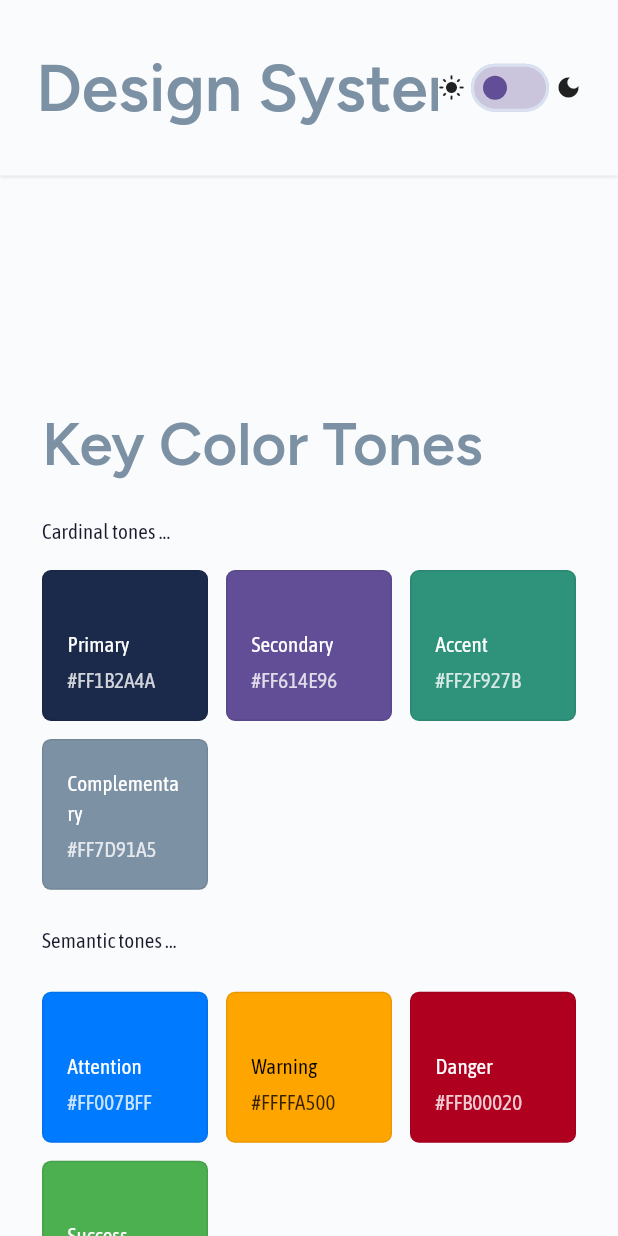
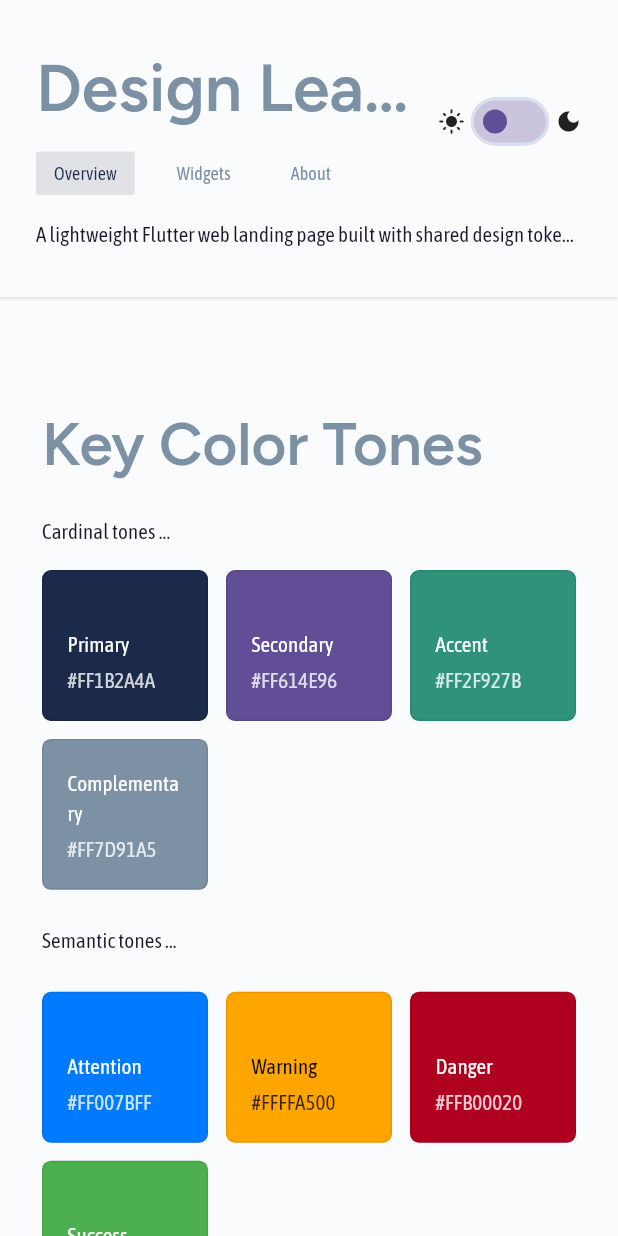
Before and after one commit to Design-Leaders-Finland/design-system, a Flutter app: the screen it shows after launch, on a phone screen of 412 x 824 dp. Run offline on Flutter 3.47's test engine with Material 3 defaults, Android fonts, the phone set to English and light mode, and no system bars; our stand-ins replace go_router, web.

Commit message:
Responsive header

```diff
--- a/onepage/lib/main.dart
+++ b/onepage/lib/main.dart
@@ -74,7 +74,7 @@ class _OnePageWebAppState extends State<OnePageWebApp> {
   @override
   Widget build(BuildContext context) {
     return MaterialApp.router(
-      title: 'Design System Overview',
+      title: 'Design Leaders System',
       theme: AppTheme.lightTheme,
       darkTheme: AppTheme.darkTheme,
       themeMode: themeMode,
@@ -137,10 +137,7 @@ class OnePageHome extends StatelessWidget {
             child: Center(
               child: ConstrainedBox(
                 constraints: const BoxConstraints(maxWidth: 1200),
-                child: AppHeader(
-                  isNarrow: isNarrow,
-                  onThemeChanged: onThemeChanged,
-                ),
+                child: AppHeader(onThemeChanged: onThemeChanged),
               ),
             ),
           ),
--- a/onepage/lib/pages/about_page.dart
+++ b/onepage/lib/pages/about_page.dart
@@ -58,10 +58,7 @@ class AboutPage extends StatelessWidget {
             child: Center(
               child: ConstrainedBox(
                 constraints: const BoxConstraints(maxWidth: 1200),
-                child: AppHeader(
-                  isNarrow: isNarrow,
-                  onThemeChanged: onThemeChanged,
-                ),
+                child: AppHeader(onThemeChanged: onThemeChanged),
               ),
             ),
           ),
--- a/onepage/lib/pages/widgets_page.dart
+++ b/onepage/lib/pages/widgets_page.dart
@@ -652,10 +652,7 @@ class WidgetsPage extends StatelessWidget {
             child: Center(
               child: ConstrainedBox(
                 constraints: const BoxConstraints(maxWidth: 1200),
-                child: AppHeader(
-                  isNarrow: isNarrow,
-                  onThemeChanged: onThemeChanged,
-                ),
+                child: AppHeader(onThemeChanged: onThemeChanged),
               ),
             ),
           ),
--- a/onepage/lib/widgets/app_header.dart
+++ b/onepage/lib/widgets/app_header.dart
@@ -2,31 +2,31 @@ import 'package:flutter/material.dart';
 import 'package:go_router/go_router.dart';
 import 'package:design_leaders_system/design_leaders_system.dart';
 
+/// Responsive page header.
+///
+/// The header is split into small, individually testable widgets:
+/// [AppBrand] (main text), the nav items, [ThemeSelector], and [Slogan].
+/// The layout adapts without any hard-coded width breakpoints: the brand and
+/// the nav items live in a [Wrap] so they flow and wrap automatically, the
+/// theme selector is pinned to the right of the row, and the slogan always
+/// sits below.
 class AppHeader extends StatelessWidget {
-  const AppHeader({
-    super.key,
-    required this.isNarrow,
-    required this.onThemeChanged,
-  });
+  const AppHeader({super.key, required this.onThemeChanged});
 
-  final bool isNarrow;
   final ValueChanged<bool> onThemeChanged;
 
   @override
   Widget build(BuildContext context) {
     final colors = context.colors;
     final isDark = Theme.of(context).brightness == Brightness.dark;
-    final location = GoRouterState.of(context).uri.toString();
-    final isHome = location == '/' || location.isEmpty;
-    final isWidgets = location == '/widgets';
-    final isAbout = location == '/about';
 
     return Container(
-      padding: EdgeInsets.symmetric(
+      decoration: BoxDecoration(color: colors.surface, boxShadow: AppShadow.sm),
+      child: Padding(
+        padding: const EdgeInsets.symmetric(
           horizontal: Spacing.s6,
-        vertical: isNarrow ? Spacing.s8 : Spacing.s10,
+          vertical: Spacing.s8,
         ),
-      decoration: BoxDecoration(color: colors.surface, boxShadow: AppShadow.sm),
         child: Column(
           crossAxisAlignment: CrossAxisAlignment.start,
           children: [
@@ -34,78 +34,83 @@ class AppHeader extends StatelessWidget {
               crossAxisAlignment: CrossAxisAlignment.center,
               children: [
                 Expanded(
-                child: SingleChildScrollView(
-                  scrollDirection: Axis.horizontal,
-                  child: Row(
+                  child: Wrap(
+                    crossAxisAlignment: WrapCrossAlignment.center,
+                    spacing: Spacing.s4,
+                    runSpacing: Spacing.s4,
                     children: [
-                      Semantics(
-                        label: 'Design System Overview - Go to home page',
-                        button: true,
-                        child: InkWell(
-                          onTap: () => context.go('/'),
-                          child: AppText.display(
-                            'Design System Overview',
-                            style: AppTypography.displayLg,
-                            color: colors.textTertiary,
-                          ),
-                        ),
-                      ),
-                      const SizedBox(width: Spacing.s8),
-                      _NavLink(
-                        label: 'Overview',
-                        isActive: isHome,
-                        onTap: () => context.go('/'),
-                      ),
-                      const SizedBox(width: Spacing.s4),
-                      _NavLink(
-                        label: 'Widgets',
-                        isActive: isWidgets,
-                        onTap: () => context.go('/widgets'),
-                      ),
-                      const SizedBox(width: Spacing.s4),
-                      _NavLink(
-                        label: 'About',
-                        isActive: isAbout,
-                        onTap: () => context.go('/about'),
-                      ),
+                      const AppBrand(label: 'Design Leaders System'),
+                      ...appNavItems(),
                     ],
                   ),
                 ),
-              ),
-              _ThemeSwitcher(isDark: isDark, onChanged: onThemeChanged),
+                const SizedBox(width: Spacing.s4),
+                ThemeSelector(isDark: isDark, onChanged: onThemeChanged),
               ],
             ),
-          if (!isNarrow) ...[
             const SizedBox(height: Spacing.s4),
-            AppText.body(
-              'A lightweight Flutter web landing page built with shared design tokens, responsive spacing, and reusable components.',
+            const Slogan(),
+          ],
         ),
-          ],
-        ],
       ),
     );
   }
 }
 
-class _NavLink extends StatelessWidget {
-  const _NavLink({
-    required this.label,
-    required this.isActive,
-    required this.onTap,
-  });
+/// The main text / brand of the header. Tapping it goes to the home page.
+class AppBrand extends StatelessWidget {
+  const AppBrand({super.key, required this.label});
 
   final String label;
-  final bool isActive;
-  final VoidCallback onTap;
 
   @override
   Widget build(BuildContext context) {
     final colors = context.colors;
     return Semantics(
+      label: '$label - Go to home page',
+      button: true,
+      child: InkWell(
+        onTap: () => context.go('/'),
+        child: AppText.display(
+          label,
+          style: AppTypography.displayLg,
+          color: colors.textTertiary,
+        ),
+      ),
+    );
+  }
+}
+
+/// The individual navigation items shown next to the brand.
+///
+/// A small helper function is exposed so the set of links can be assembled
+/// (and tested) independently of where they are placed.
+List<Widget> appNavItems() => const [
+  AppNavItem(label: 'Overview', route: '/'),
+  AppNavItem(label: 'Widgets', route: '/widgets'),
+  AppNavItem(label: 'About', route: '/about'),
+];
+
+/// A single navigation link. Highlights itself when its [route] matches the
+/// current location.
+class AppNavItem extends StatelessWidget {
+  const AppNavItem({super.key, required this.label, required this.route});
+
+  final String label;
+  final String route;
+
+  @override
+  Widget build(BuildContext context) {
+    final colors = context.colors;
+    final location = GoRouterState.of(context).uri.toString();
+    final current = location.isEmpty ? '/' : location;
+    final isActive = current == route;
+
+    return Semantics(
       label: '$label - Go to $label page',
       button: true,
       child: InkWell(
-        onTap: onTap,
+        onTap: () => context.go(route),
         child: Container(
           padding: const EdgeInsets.symmetric(
             horizontal: Spacing.s3,
@@ -125,8 +130,13 @@ class _NavLink extends StatelessWidget {
   }
 }
 
-class _ThemeSwitcher extends StatelessWidget {
-  const _ThemeSwitcher({required this.isDark, required this.onChanged});
+/// The light/dark theme selector, pinned to the right edge of the header.
+class ThemeSelector extends StatelessWidget {
+  const ThemeSelector({
+    super.key,
+    required this.isDark,
+    required this.onChanged,
+  });
 
   final bool isDark;
   final ValueChanged<bool> onChanged;
@@ -153,3 +163,16 @@ class _ThemeSwitcher extends StatelessWidget {
     );
   }
 }
+
+/// The slogan line that is always rendered below the primary header row.
+class Slogan extends StatelessWidget {
+  const Slogan({super.key});
+
+  @override
+  Widget build(BuildContext context) {
+    return AppText.body(
+      'A lightweight Flutter web landing page built with shared design tokens, '
+      'responsive spacing, and reusable components.',
+    );
+  }
+}
```
Also changed, not shown: 1 other file. Lines whose indentation alone changed are shown as unchanged.
